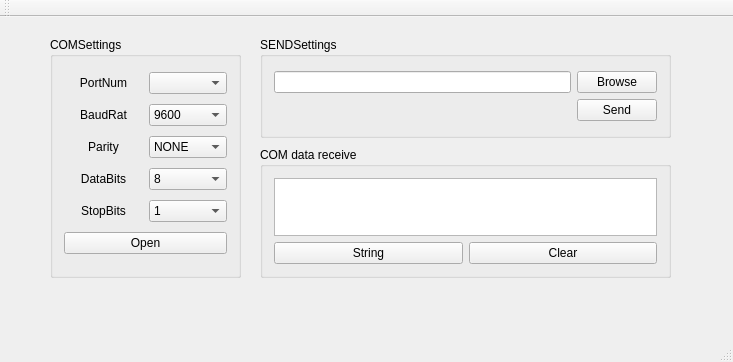
The window that mainwindow.ui (TracyChrysler/git_OTA) describes before a commit, drawn with Qt 5.
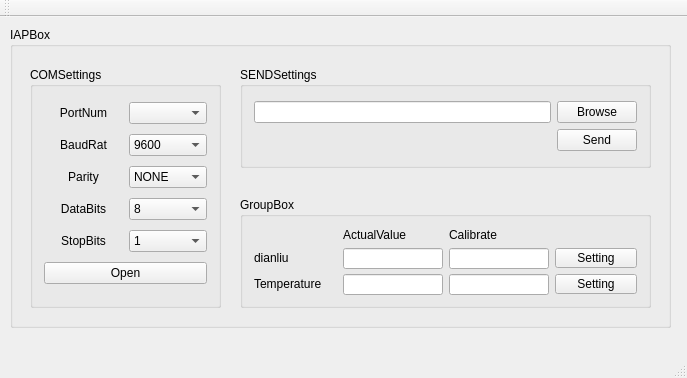
The same window after the commit.

Commit message: LD01_IAP ui change

The edit to the form file:
```diff
--- a/mainwindow.ui
+++ b/mainwindow.ui
@@ -6,8 +6,8 @@
    <rect>
     <x>0</x>
     <y>0</y>
-    <width>733</width>
-    <height>362</height>
+    <width>687</width>
+    <height>378</height>
    </rect>
   </property>
   <property name="font">
@@ -19,11 +19,23 @@
    <string>OTA</string>
   </property>
   <widget class="QWidget" name="centralWidget">
+   <widget class="QGroupBox" name="groupBox_3">
+    <property name="geometry">
+     <rect>
+      <x>10</x>
+      <y>10</y>
+      <width>661</width>
+      <height>301</height>
+     </rect>
+    </property>
+    <property name="title">
+     <string>IAPBox</string>
+    </property>
    <widget class="QGroupBox" name="groupBox">
     <property name="geometry">
      <rect>
-      <x>50</x>
-      <y>20</y>
+       <x>20</x>
+       <y>40</y>
       <width>191</width>
       <height>241</height>
      </rect>
@@ -221,79 +233,14 @@
      </item>
     </layout>
    </widget>
-   <widget class="QGroupBox" name="groupBox_2">
-    <property name="geometry">
-     <rect>
-      <x>260</x>
-      <y>130</y>
-      <width>411</width>
-      <height>131</height>
-     </rect>
-    </property>
-    <property name="font">
-     <font>
-      <family>Nirmala UI</family>
-     </font>
-    </property>
-    <property name="title">
-     <string>COM data receive</string>
-    </property>
-    <layout class="QGridLayout" name="gridLayout_2">
-     <item row="0" column="0" colspan="2">
-      <widget class="QTextEdit" name="uartRecvText">
-       <property name="enabled">
-        <bool>true</bool>
-       </property>
-       <property name="font">
-        <font>
-         <family>Nirmala UI</family>
-        </font>
-       </property>
-       <property name="contextMenuPolicy">
-        <enum>Qt::DefaultContextMenu</enum>
-       </property>
-       <property name="autoFormatting">
-        <set>QTextEdit::AutoNone</set>
-       </property>
-       <property name="readOnly">
-        <bool>true</bool>
-       </property>
-      </widget>
-     </item>
-     <item row="2" column="0">
-      <widget class="QPushButton" name="hexStringButton">
-       <property name="font">
-        <font>
-         <family>Nirmala UI</family>
-        </font>
-       </property>
-       <property name="text">
-        <string>String</string>
-       </property>
-      </widget>
-     </item>
-     <item row="2" column="1">
-      <widget class="QPushButton" name="recvClearBtn">
-       <property name="font">
-        <font>
-         <family>Nirmala UI</family>
-        </font>
-       </property>
-       <property name="text">
-        <string>Clear</string>
-       </property>
-      </widget>
-     </item>
-    </layout>
-   </widget>
    <widget class="QGroupBox" name="groupBox_4">
     <property name="enabled">
      <bool>true</bool>
     </property>
     <property name="geometry">
      <rect>
-      <x>260</x>
-      <y>20</y>
+       <x>230</x>
+       <y>40</y>
       <width>411</width>
       <height>101</height>
      </rect>
@@ -335,6 +282,128 @@
      </item>
     </layout>
    </widget>
+    <widget class="QGroupBox" name="groupBox_5">
+     <property name="geometry">
+      <rect>
+       <x>230</x>
+       <y>170</y>
+       <width>411</width>
+       <height>111</height>
+      </rect>
+     </property>
+     <property name="title">
+      <string>GroupBox</string>
+     </property>
+     <layout class="QGridLayout" name="gridLayout_4">
+      <item row="0" column="1">
+       <widget class="QLabel" name="label_8">
+        <property name="text">
+         <string>ActualValue</string>
+        </property>
+       </widget>
+      </item>
+      <item row="2" column="2">
+       <widget class="QLineEdit" name="temperatureCalibrateEdit">
+        <property name="minimumSize">
+         <size>
+          <width>100</width>
+          <height>21</height>
+         </size>
+        </property>
+        <property name="maximumSize">
+         <size>
+          <width>100</width>
+          <height>21</height>
+         </size>
+        </property>
+       </widget>
+      </item>
+      <item row="1" column="2">
+       <widget class="QLineEdit" name="dianliuCalibrateEdit">
+        <property name="minimumSize">
+         <size>
+          <width>100</width>
+          <height>21</height>
+         </size>
+        </property>
+        <property name="maximumSize">
+         <size>
+          <width>100</width>
+          <height>21</height>
+         </size>
+        </property>
+       </widget>
+      </item>
+      <item row="1" column="3">
+       <widget class="QPushButton" name="dianliuButton">
+        <property name="text">
+         <string>Setting</string>
+        </property>
+       </widget>
+      </item>
+      <item row="1" column="0">
+       <widget class="QLabel" name="label">
+        <property name="text">
+         <string>dianliu</string>
+        </property>
+       </widget>
+      </item>
+      <item row="2" column="3">
+       <widget class="QPushButton" name="temperatureButton">
+        <property name="text">
+         <string>Setting</string>
+        </property>
+       </widget>
+      </item>
+      <item row="0" column="2">
+       <widget class="QLabel" name="label_9">
+        <property name="text">
+         <string>Calibrate</string>
+        </property>
+       </widget>
+      </item>
+      <item row="1" column="1">
+       <widget class="QLineEdit" name="dianliuActualEdit">
+        <property name="minimumSize">
+         <size>
+          <width>100</width>
+          <height>21</height>
+         </size>
+        </property>
+        <property name="maximumSize">
+         <size>
+          <width>100</width>
+          <height>21</height>
+         </size>
+        </property>
+       </widget>
+      </item>
+      <item row="2" column="1">
+       <widget class="QLineEdit" name="temperatureActualEdit">
+        <property name="minimumSize">
+         <size>
+          <width>100</width>
+          <height>21</height>
+         </size>
+        </property>
+        <property name="maximumSize">
+         <size>
+          <width>100</width>
+          <height>21</height>
+         </size>
+        </property>
+       </widget>
+      </item>
+      <item row="2" column="0">
+       <widget class="QLabel" name="label_7">
+        <property name="text">
+         <string>Temperature</string>
+        </property>
+       </widget>
+      </item>
+     </layout>
+    </widget>
+   </widget>
   </widget>
   <widget class="QMenuBar" name="menuBar">
    <property name="geometry">
```
Left out of the diff: 2 changed lines with no effect on the pictures. Lines whose indentation alone changed are shown as unchanged. The commit also changes 3 other files.
